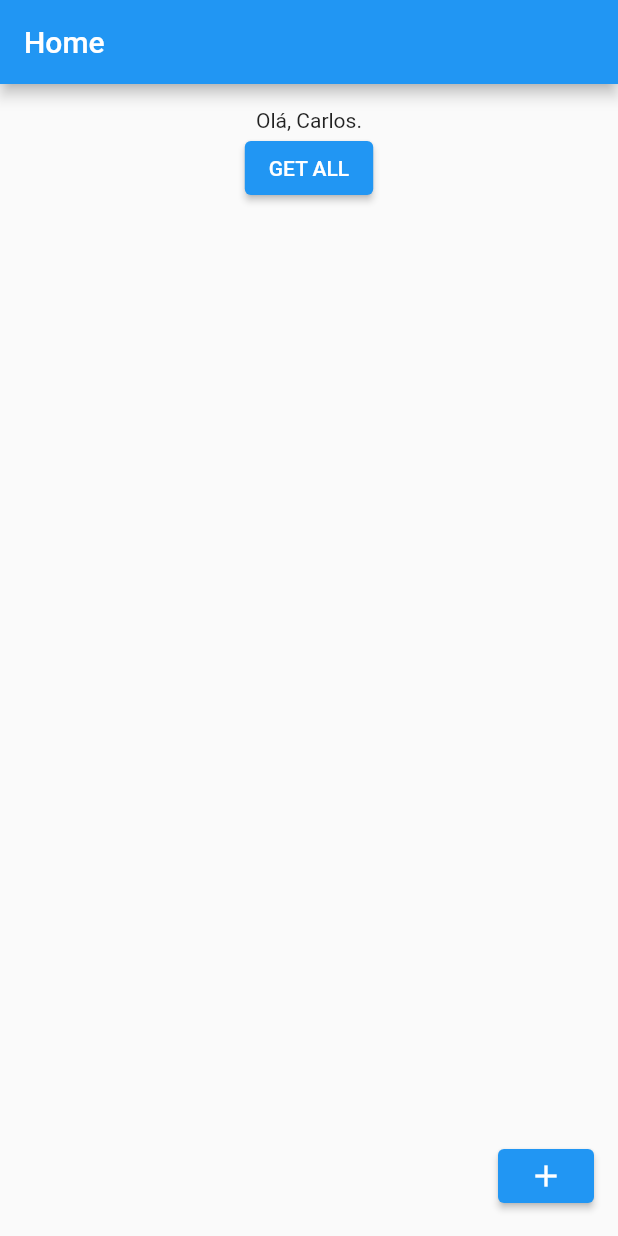
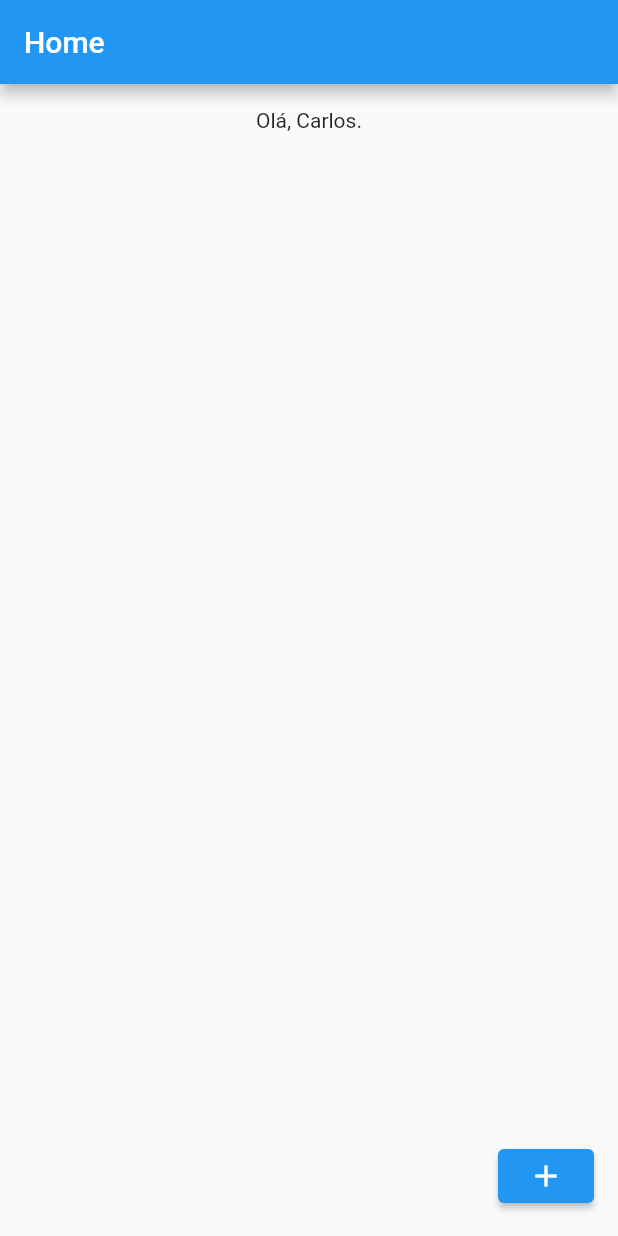
Before and after one commit to iCarlosAugusto/myBooknote, a Flutter app: the screen it shows after launch, on a phone screen of 412 x 824 dp. Run offline on Flutter 3.47's test engine with Material 2 defaults, Android fonts, the phone set to English and light mode, and no system bars; our stand-ins replace expandable, flutter_mobx, get_it, image_picker, mobx, sqflite; accounts and stored records are empty; generated files the repository leaves out were written again.

Commit message:
Arrumado o banco

```diff
--- a/lib/database/db.dart
+++ b/lib/database/db.dart
@@ -27,7 +27,8 @@ class DB {
     CREATE TABLE subjects (
       id INTEGER PRIMARY KEY AUTOINCREMENT,
       name TEXT,
-      professor TEXT
-    );
+      professor TEXT,
+      images TEXT
+    )
   ''';
 }
--- a/lib/database/repositories/implemtations/subject_repository.dart
+++ b/lib/database/repositories/implemtations/subject_repository.dart
@@ -20,7 +20,8 @@ class SubjectRepository implements ISubjectRepository{
   Future<void> create({required String name, required String professor}) async {
     await db.insert('subjects', {
       'name': name,
-      'professor': professor
+      'professor': professor,
+      'images': '{"image": ""}'
     });
   }
 
--- a/lib/entities/subject_entity.dart
+++ b/lib/entities/subject_entity.dart
@@ -1,8 +1,22 @@
 class SubjectEntity {
+  SubjectEntity({required this.id, required this.name, required this.professor, required this.images});
 
-  SubjectEntity({required this.name, required this.professor});
+  int id;
+  String name;
+  String professor;
+  String images;
 
-  final String name;
-  final String professor;
+  factory SubjectEntity.fromJson(Map<String, dynamic> json) => SubjectEntity(
+    id: json["id"],
+    name: json["name"],
+    professor: json["professor"],
+    images: json["images"],
+  );
 
+  Map<String, dynamic> toJson() => {
+    "id": id,
+    "name": name,
+    "professor": professor,
+    "images": images,
+  };
 }
--- a/lib/pages/home.dart
+++ b/lib/pages/home.dart
@@ -16,7 +16,6 @@ class Home extends StatefulWidget {
 }
 
 class _HomeState extends State<Home> {
-
   HomeController controller = HomeController();
 
   List<SubjectEntity> selectedSubjects = [];
@@ -31,7 +30,6 @@ class _HomeState extends State<Home> {
           child: Column(
             children: [
               const Text('Olá, Carlos.'),
-              ElevatedButton(onPressed: controller.getAllSubjects, child: Text('GET ALL')),
               Container(
                 height: 300,
                 child: Observer(builder: (_) {
@@ -50,7 +48,7 @@ class _HomeState extends State<Home> {
                       separatorBuilder: (_, __) => const SizedBox(height: 8),
                       itemCount: controller.subjects.length);
                 }),
-              )
+              ),
             ],
           ),
         ),
@@ -75,9 +73,8 @@ class _HomeState extends State<Home> {
                             ElevatedButton(
                                 onPressed: () => controller.createNewSubject(
                                     name: controller.subjectTextfieldController.text,
-                                  professor: controller.professorTextfieldController.text
-                                ),
-                               child: const Text('Criar'))
+                                    professor: controller.professorTextfieldController.text),
+                                child: const Text('Criar')),
                           ],
                         )),
                       ),
--- a/lib/usecases/get_all_subjects_usecase.dart
+++ b/lib/usecases/get_all_subjects_usecase.dart
@@ -1,4 +1,5 @@
 import 'package:mybooknote/database/repositories/i_subject_repository.dart';
+import 'package:mybooknote/entities/subject_entity.dart';
 
 class GetAllSubjectsUsecase {
 
```
Also changed, not shown: pubspec.yaml (+7 -2 lines), lib/pages/home_controller.g.dart, pubspec.lock. Lines whose indentation alone changed are shown as unchanged.
